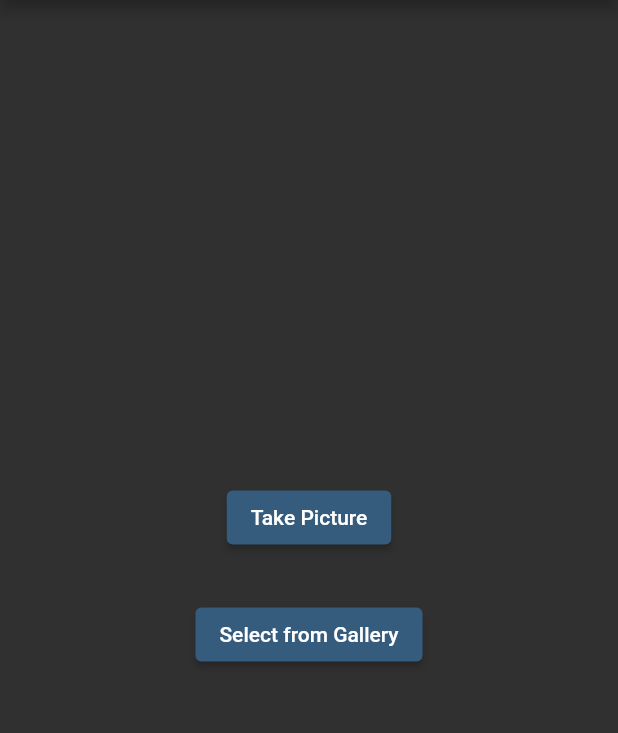
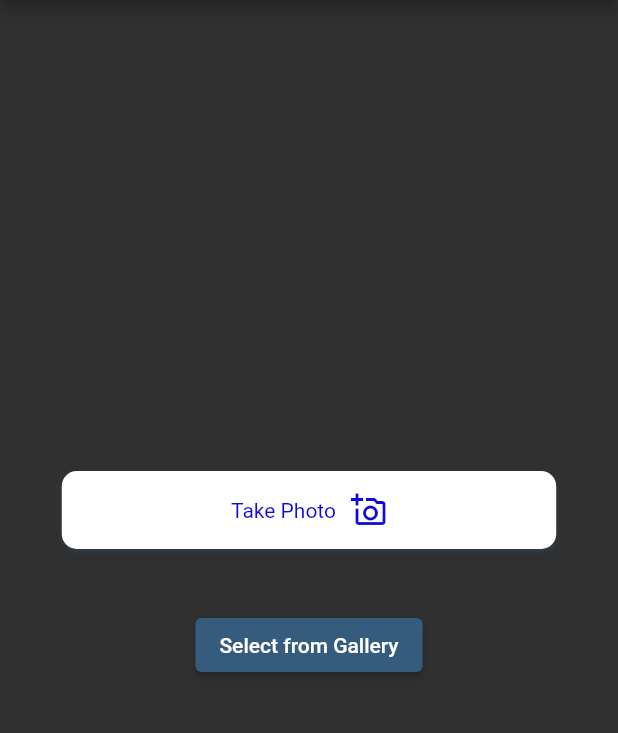
Before and after one commit to NoahTheGr8/Cross-Platform-Digit-Classifier, a Flutter app: the screen it shows after launch, on a phone screen of 412 x 824 dp, the part 84-817 px from its top. Run offline on Flutter 3.47's test engine with Material 2 defaults, Android fonts, the phone set to English and light mode, and no system bars; our stand-ins replace image_picker; Roboto replaces fonts that are missing (RaleWay).

Commit message:
updated main

```diff
--- a/lib/View/main_screen.dart
+++ b/lib/View/main_screen.dart
@@ -52,12 +52,9 @@ class _MyStatefulWidgetState extends State<MyStatefulWidget> {
       child: Column(
         mainAxisSize: MainAxisSize.min,
         children: <Widget>[
-          ElevatedButton(
-            style: ElevatedButton.styleFrom(
-              primary: Color(0xFF355C7D), // background
-              onPrimary: Colors.white, // foreground
-            ),
-            onPressed: () async{
+          InkWell(
+
+            onTap: () async{
               //take photo
               XFile? photo = await picker.pickImage(source: ImageSource.camera);
 
@@ -67,7 +64,39 @@ class _MyStatefulWidgetState extends State<MyStatefulWidget> {
               //pass the image to get processed
               //Navigator.push(context, MaterialPageRoute(builder: (context) => ResultsScreen(photo)));
             },
-            child: const Text('Take Picture'),
+            child: Container(
+              decoration: BoxDecoration(
+                borderRadius: BorderRadius.circular(10),
+                color: Colors.white,
+                boxShadow: <BoxShadow>[
+                  BoxShadow(
+                    color: Colors.blue.withOpacity(0.1),
+                    blurRadius: 1,
+                    offset: Offset(0, 2),
+                  ),
+                ],
+              ),
+              alignment: Alignment.center,
+              padding: EdgeInsets.symmetric(
+                  vertical: 14, horizontal: 16),
+              width: MediaQuery.of(context).size.width * 0.8,
+              child: Row(
+                mainAxisAlignment: MainAxisAlignment.center,
+                children: [
+                  Text(
+                    'Take Photo',
+                    style: TextStyle(color: Color(0xFF0F0BDB)),
+                  ),
+                  SizedBox(
+                    width: 10,
+                  ),
+                  Icon(Icons.add_a_photo_outlined, color: Color(0xFF0F0BDB))
+                ],
+              ),
+            ),
+          ),
+          SizedBox(
+            height: 10,
           ),
 
 
```
